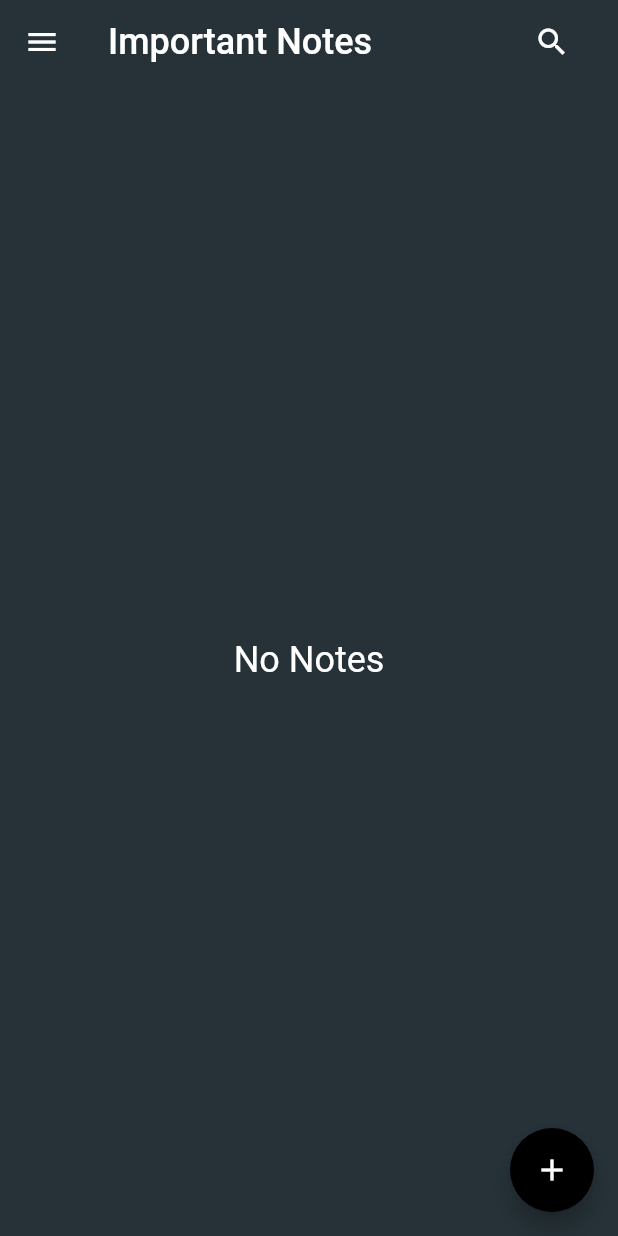
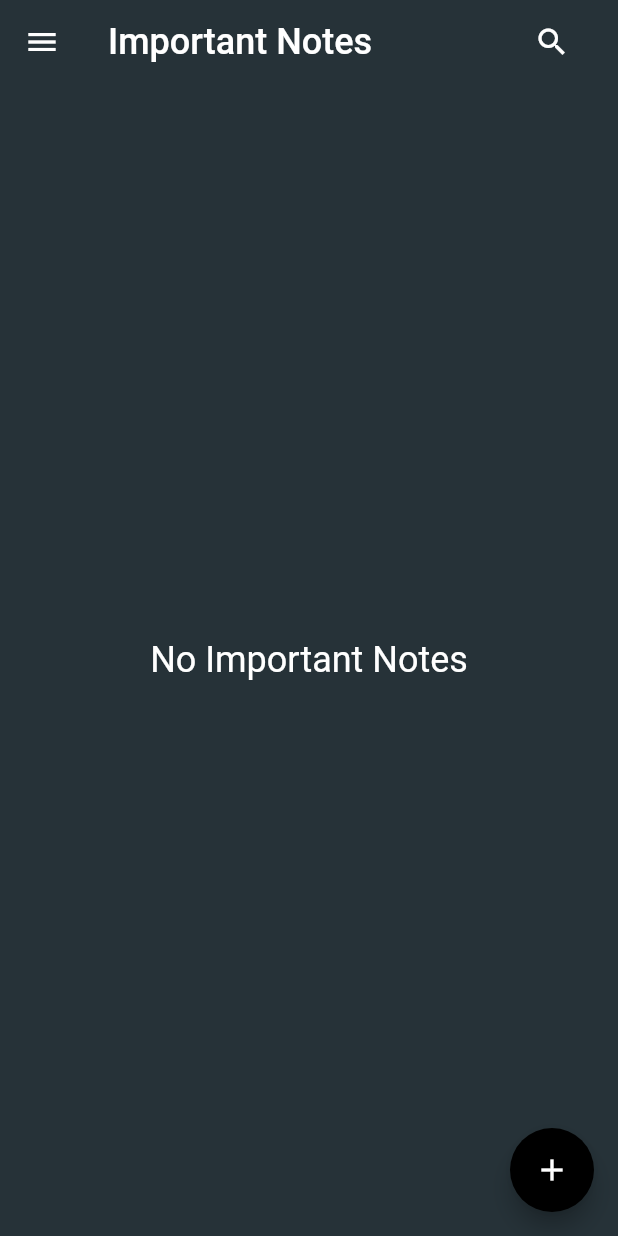
Before and after one commit to Thang58787/flutter_todo_app_sqlite, a Flutter app: the ImportantNotesPage screen opened directly, on a phone screen of 412 x 824 dp. Run offline on Flutter 3.47's test engine with Material 2 defaults, Android fonts, the phone set to English and light mode, and no system bars; our stand-ins replace sqflite; accounts and stored records are empty.

Commit message:
minor fixes

```diff
--- a/lib/page/important_notes_page.dart
+++ b/lib/page/important_notes_page.dart
@@ -115,7 +115,7 @@ class _ImportantNotesPageState extends State<ImportantNotesPage> {
             ? CircularProgressIndicator()
             : notes.isEmpty
                 ? Text(
-                    'No Notes',
+                    'No Important Notes',
                     style: TextStyle(color: Colors.white, fontSize: 24),
                   )
                 : buildNotes(),
--- a/lib/page/recycle_bin_page.dart
+++ b/lib/page/recycle_bin_page.dart
@@ -113,7 +113,7 @@ class _RecycleBinPageState extends State<RecycleBinPage> {
             ? CircularProgressIndicator()
             : notesInRecycleBin.isEmpty
                 ? Text(
-                    'No Notes',
+                    'Recycle bin is empty',
                     style: TextStyle(color: Colors.white, fontSize: 24),
                   )
                 : buildNotes(),
```
